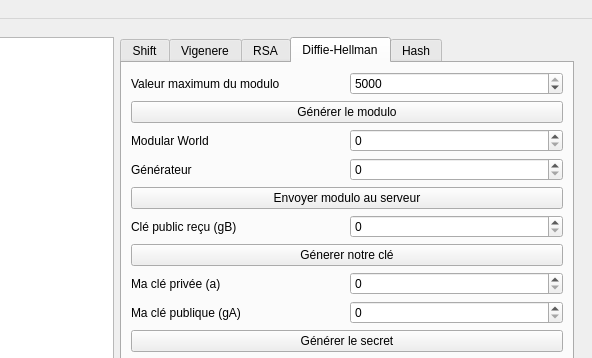
Old version of the form crypto_client.ui in the repository aa-augsburger/ISC_Crypto; both pictures show x 359 to 951 and y 0 to 358 of the 951 by 762 pixel window.
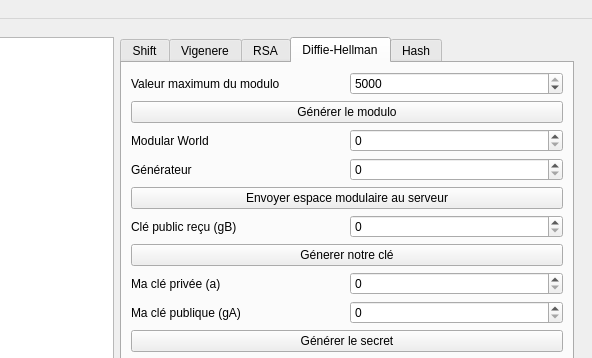
New version of the form. The open tabs and pages were chosen to show the change.

Commit message: difi parsing improvement

What changed in the file:
```diff
--- a/crypto_client.ui
+++ b/crypto_client.ui
@@ -655,7 +655,7 @@
              <item>
               <widget class="QPushButton" name="btn_dh_send">
                <property name="text">
-                <string>Envoyer modulo au serveur</string>
+                <string>Envoyer espace modulaire au serveur</string>
                </property>
               </widget>
              </item>
```
Left out of the diff: 2 changed lines with no effect on the pictures. The commit also changes 1 other file.
